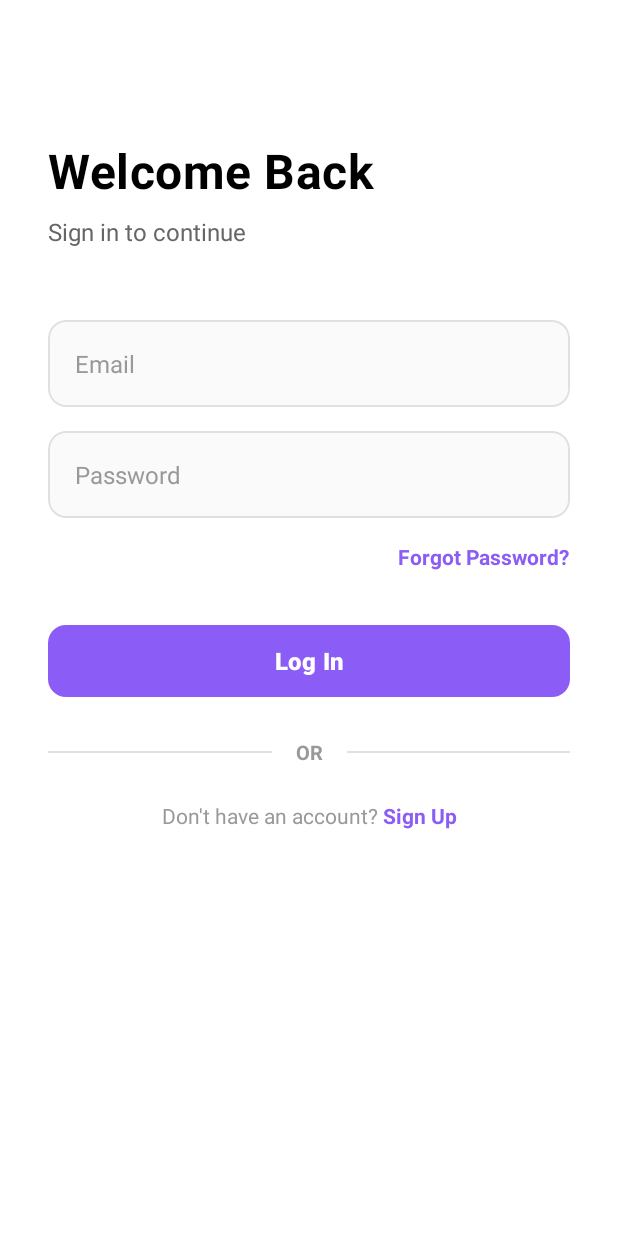
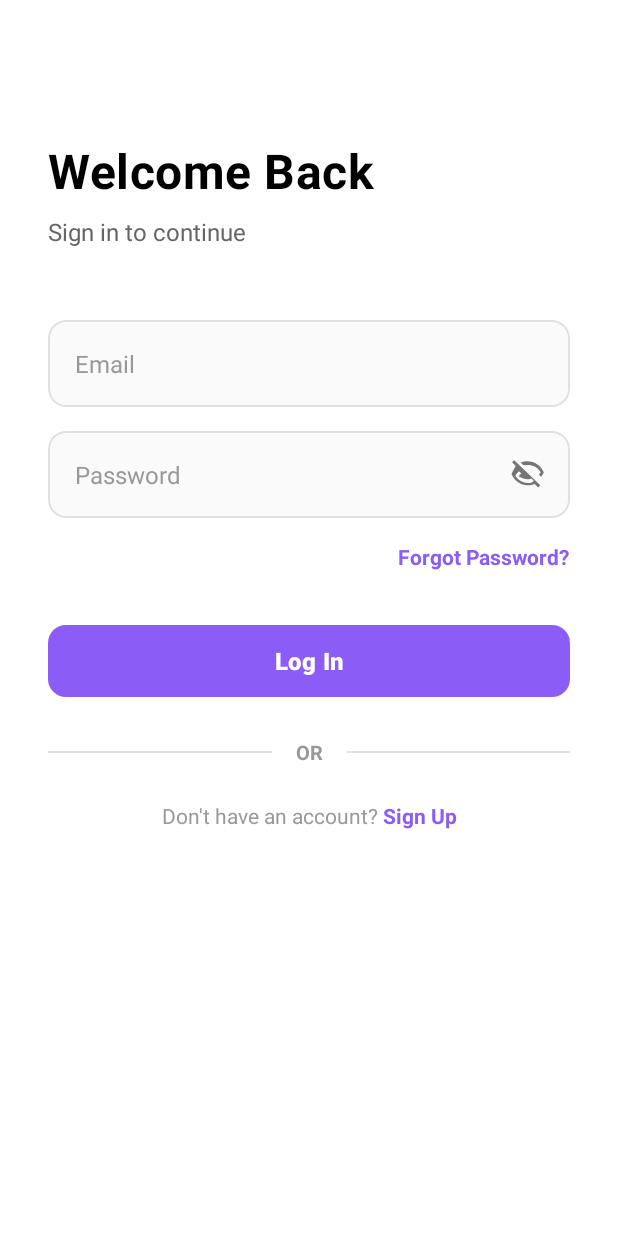
Before and after one commit to Gauravch-dev/EventLink, an Android app: the screen it shows after launch (MainActivity), on a phone screen of 412 x 824 dp. Run offline under Robolectric (Android 15) with nearby library versions, the phone set to English and light mode, and no system bars; our stand-ins replace Firebase (no records; nobody signed in at launch, a user with empty details on screens opened directly).

Commit message:
added password visibility toggle in login page, added lpologout button functionality, and made changes to the event registration with firebase

```diff
--- /dev/null
+++ b/app/src/main/res/drawable/ic_visibility.xml
@@ -0,0 +1,9 @@
+<vector xmlns:android="http://schemas.android.com/apk/res/android"
+    android:width="24dp"
+    android:height="24dp"
+    android:viewportWidth="24"
+    android:viewportHeight="24">
+    <path
+        android:fillColor="#757575"
+        android:pathData="M12,4.5C7,4.5 2.73,7.61 1,12c1.73,4.39 6,7.5 11,7.5s9.27,-3.11 11,-7.5C21.27,7.61 17,4.5 12,4.5zM12,17c-2.76,0 -5,-2.24 -5,-5s2.24,-5 5,-5 5,2.24 5,5 -2.24,5 -5,5zM12,9c-1.66,0 -3,1.34 -3,3s1.34,3 3,3 3,-1.34 3,-3 -1.34,-3 -3,-3z"/>
+</vector>
--- /dev/null
+++ b/app/src/main/res/drawable/ic_visibility_off.xml
@@ -0,0 +1,9 @@
+<vector xmlns:android="http://schemas.android.com/apk/res/android"
+    android:width="24dp"
+    android:height="24dp"
+    android:viewportWidth="24"
+    android:viewportHeight="24">
+    <path
+        android:fillColor="#757575"
+        android:pathData="M12,6c3.42,0 6.55,1.72 8.46,4.75 -0.34,0.58 -0.75,1.13 -1.22,1.63l1.41,1.41c0.75,-0.83 1.39,-1.77 1.91,-2.79 -1.73,-4.39 -6,-7.5 -11,-7.5 -1.53,0 -3,0.3 -4.36,0.84l1.66,1.66C10.37,6.2 11.17,6 12,6zM2.81,2.81L1.39,4.22l2.43,2.43C2.74,8.56 1.84,10.22 1,12c1.73,4.39 6,7.5 11,7.5 1.58,0 3.1,-0.29 4.5,-0.82l2.28,2.28 1.41,-1.41L2.81,2.81zM12,18c-3.43,0 -6.57,-1.73 -8.49,-4.77 0.66,-1.17 1.52,-2.2 2.54,-3.03l1.48,1.48c-0.67,0.55 -1.26,1.21 -1.74,1.95C7.24,14.27 9.48,15.5 12,15.5c0.83,0 1.63,-0.2 2.34,-0.55l1.48,1.48C14.97,17.7 13.52,18 12,18z"/>
+</vector>
--- a/app/src/main/res/layout/activity_main.xml
+++ b/app/src/main/res/layout/activity_main.xml
@@ -77,6 +77,10 @@
             app:layout_constraintEnd_toEndOf="parent"
             android:layout_marginTop="16dp">
 
+            <RelativeLayout
+                android:layout_width="match_parent"
+                android:layout_height="wrap_content">
+
                 <EditText
                     android:id="@+id/editPassword"
                     android:layout_width="match_parent"
@@ -88,7 +92,23 @@
                     android:textSize="16sp"
                     android:padding="18dp"
                     android:background="@android:color/transparent"
-                android:fontFamily="sans-serif" />
+                    android:fontFamily="sans-serif"
+                    android:layout_alignParentStart="true"
+                    android:layout_centerVertical="true"
+                    android:layout_toStartOf="@id/imgTogglePassword" />
+
+                <ImageView
+                    android:id="@+id/imgTogglePassword"
+                    android:layout_width="24dp"
+                    android:layout_height="24dp"
+                    android:layout_alignParentEnd="true"
+                    android:layout_centerVertical="true"
+                    android:layout_marginEnd="16dp"
+                    android:src="@drawable/ic_visibility_off"
+                    android:contentDescription="Toggle Password" />
+
+            </RelativeLayout>
+
         </com.google.android.material.card.MaterialCardView>
 
         <TextView
```
Also changed, not shown: app/src/main/java/com/example/eventlink/CreateEventActivity.java (+10 -2 lines), app/src/main/java/com/example/eventlink/EventDescActivity.java (+14 -4 lines), app/src/main/java/com/example/eventlink/ForYouActivity.java (+41 -9 lines), app/src/main/java/com/example/eventlink/MainActivity.java (+41 -3 lines), app/src/main/res/layout/activity_for_you.xml (+43 -23 lines). Lines whose indentation alone changed are shown as unchanged.
